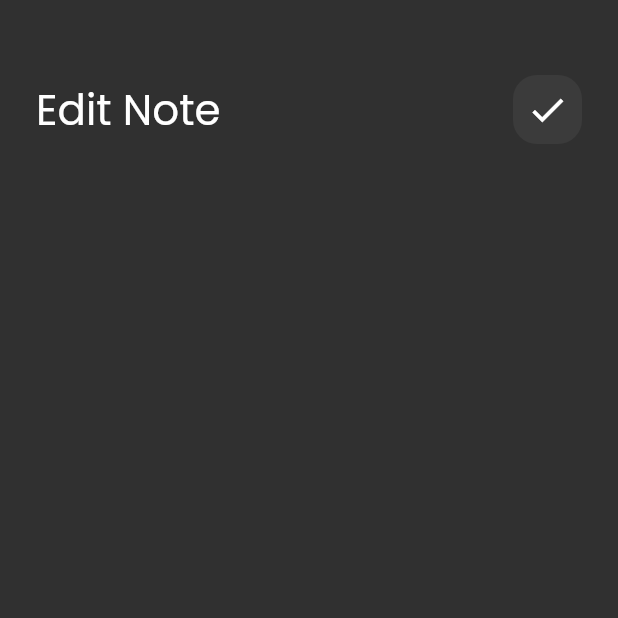
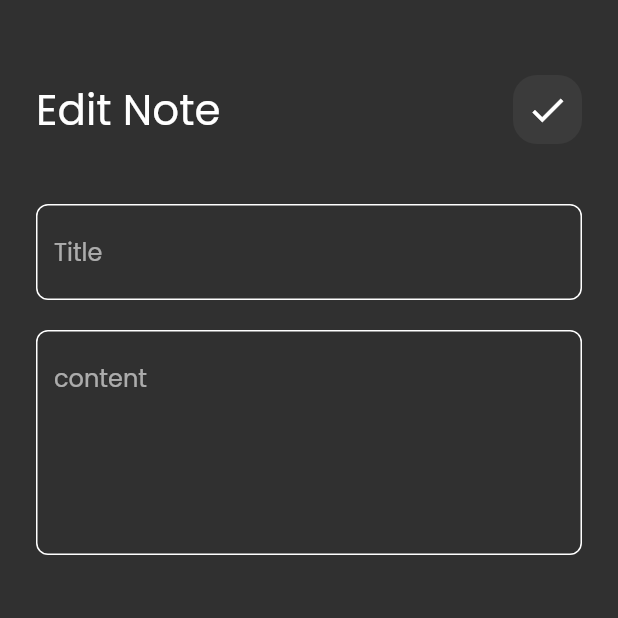
Before and after one commit to mahdymohamed6/note_app, a Flutter app: the EditNotesViewBody screen opened directly, on a phone screen of 412 x 824 dp, the top half of it. Run offline on Flutter 3.47's test engine with Material 2 defaults, Android fonts, the phone set to English and light mode, and no system bars.

Commit message:
edit note view ui done

```diff
--- a/lib/widgets/edit_notes_view.dart
+++ b/lib/widgets/edit_notes_view.dart
@@ -1,5 +1,6 @@
 import 'package:flutter/material.dart';
 import 'package:note_app/widgets/custom_app_bar.dart';
+import 'package:note_app/widgets/custom_text_field.dart';
 
 class EditNotesViewBody extends StatelessWidget {
   const EditNotesViewBody({Key? key}) : super(key: key);
@@ -15,8 +16,10 @@ class EditNotesViewBody extends StatelessWidget {
         ),
 
           CustomAppBar(text: 'Edit Note', icon: Icons.check),
-
-
+          SizedBox(height:40 ,),
+          CustomTextField(hint: 'Title'),
+          SizedBox(height:20 ,),
+          CustomTextField(hint: 'content',maxLine: 5,),
 
         ],),
       )
```
